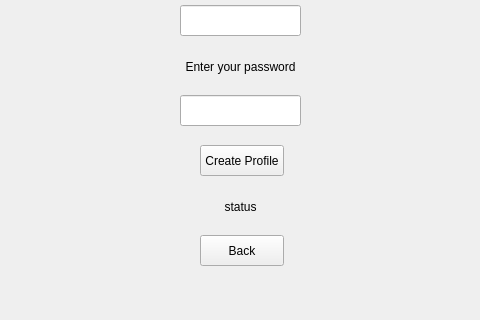
First picture: the form in src/main/logIn.ui, repository mattarcherr/SDI, before the edit; both pictures show x 140 to 620 and y 195 to 515 of the 800 by 600 pixel window.
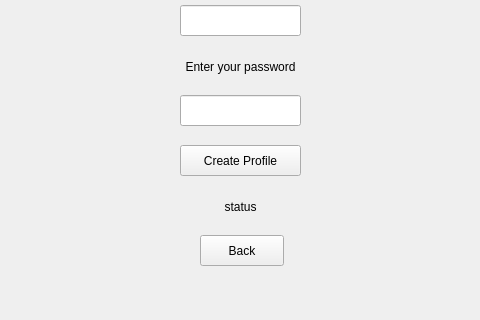
Second picture: the form after the edit. The open tabs and pages were chosen to show the change.

Diff of the .ui file:
```diff
--- a/src/main/logIn.ui
+++ b/src/main/logIn.ui
@@ -177,9 +177,9 @@
     <widget class="QPushButton" name="profileCreateButton">
      <property name="geometry">
       <rect>
-       <x>340</x>
+       <x>320</x>
        <y>340</y>
-       <width>84</width>
+       <width>121</width>
        <height>31</height>
       </rect>
      </property>
```
Left out of the diff: 6 changed lines with no effect on the pictures.
